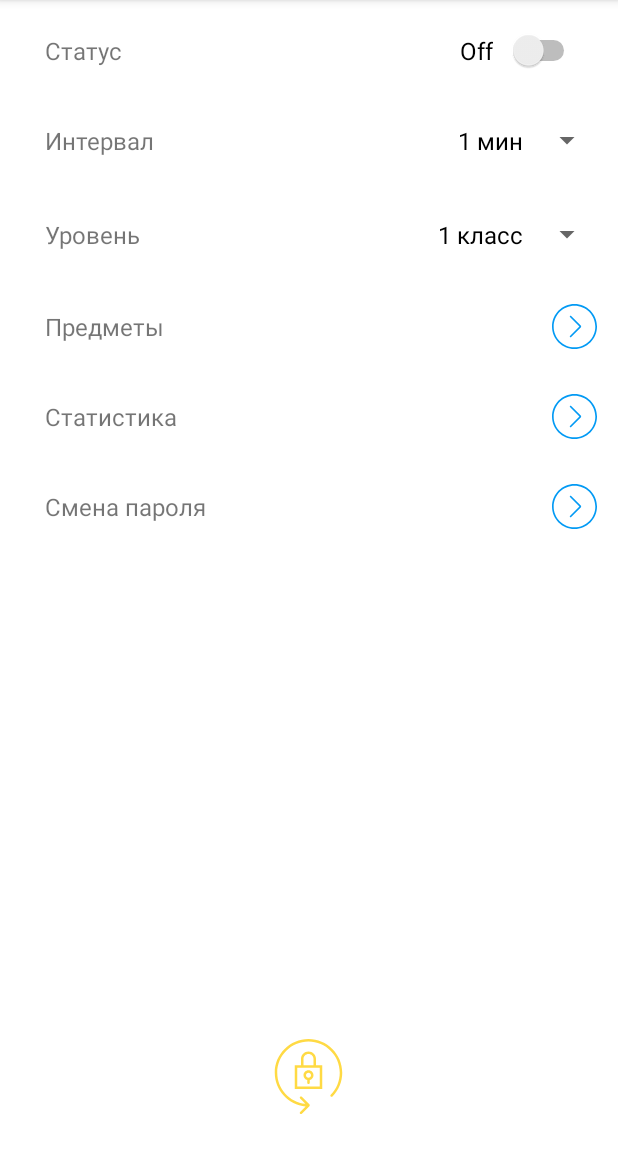
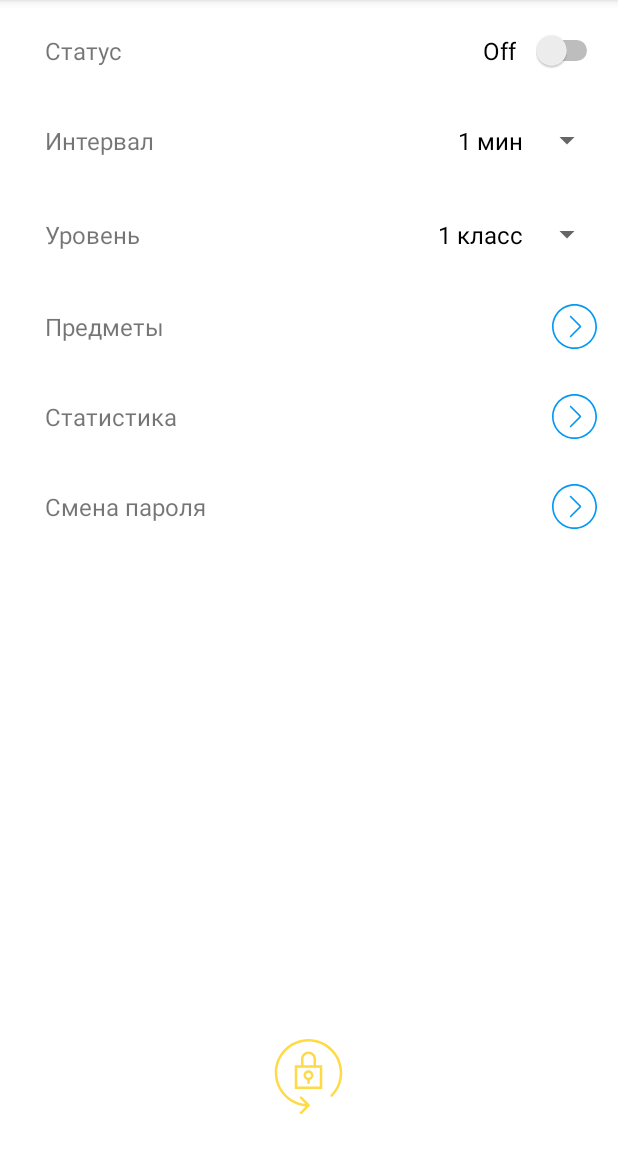
Before and after one commit to steperchuk/SmartLocker, an Android app: the SettingsActivity screen opened directly, with no data from a screen before it, on a phone screen of 412 x 824 dp, the part 84-1236 px from its top. Run offline under Robolectric (Android 15) with nearby library versions, the phone set to English and light mode, and no system bars.

Commit message:
Fix switch stringcut

```diff
--- a/app/src/main/res/layout/activity_settings.xml
+++ b/app/src/main/res/layout/activity_settings.xml
@@ -32,7 +32,7 @@
             android:layout_width="match_parent"
             android:layout_height="wrap_content"
             android:layout_gravity="center_vertical"
-            android:layout_marginRight="25dp"
+            android:layout_marginRight="10dp"
             android:switchPadding="10dp"
             android:text="Off"
             android:textAlignment="textEnd"
```
